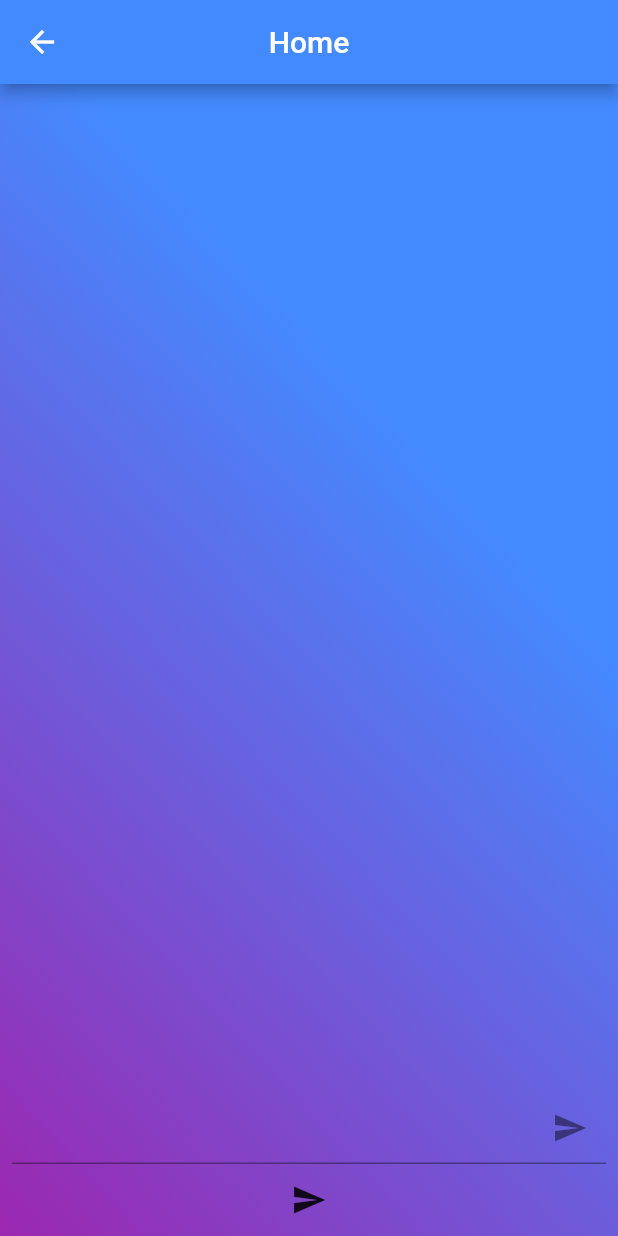
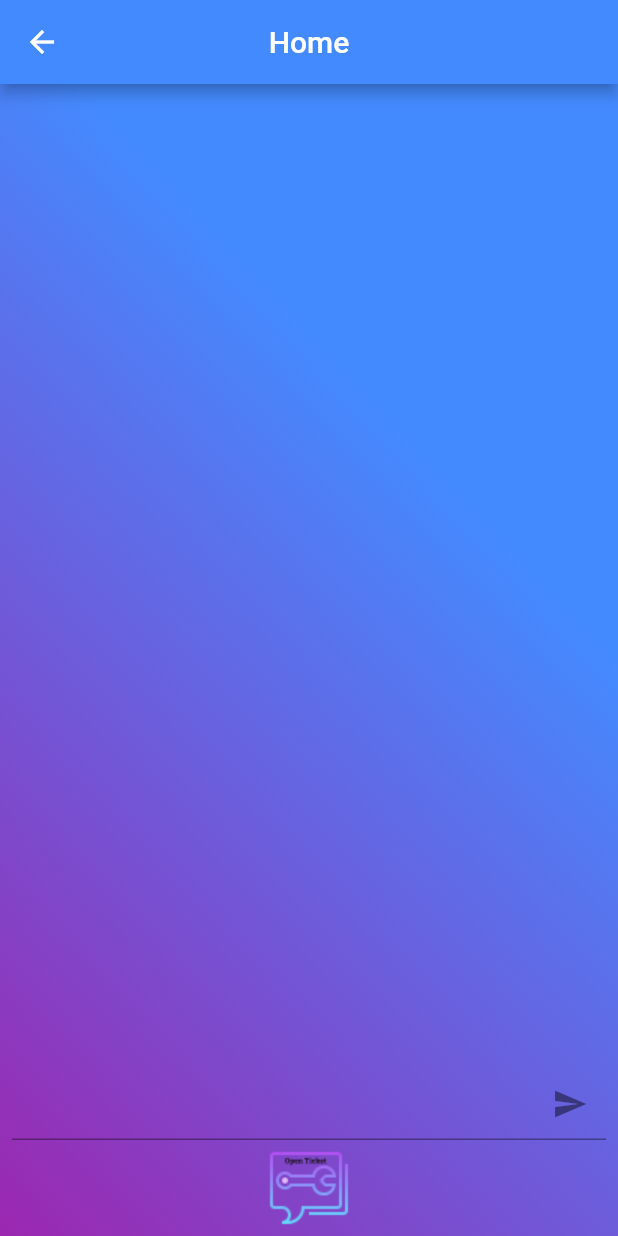
Before and after one commit to cayubweeums/Ticket-Manager, a Flutter app: the screen it shows after launch, after a tap on "LOGIN", on a phone screen of 412 x 824 dp. Run offline on Flutter 3.47's test engine with Material 2 defaults, Android fonts, the phone set to English and light mode, and no system bars; our stand-ins replace firebase_auth, firebase_core; accounts and stored records are empty; network calls fail.

```diff
--- a/ticket_manager/lib/Pages/home_page.dart
+++ b/ticket_manager/lib/Pages/home_page.dart
@@ -3,6 +3,7 @@ import 'package:flutter/material.dart';
 import 'package:ticket_manager/Objects/ticket.dart';
 import 'package:ticket_manager/Widgets/text_field.dart';
 import 'package:ticket_manager/Widgets/ticket_list.dart';
+
 
 class HomePage extends StatefulWidget {
   final String userName;
@@ -42,11 +43,11 @@ class HomePageState extends State<HomePage> {
               children: <Widget>[
                 Expanded(child: TicketList(this.tickets)),
                 TextFieldWidget(this.newTicket),
-                IconButton(
-                  icon: Icon(Icons.send),
+                FlatButton(
                   onPressed: () {
                     Navigator.of(context).pushNamed("/AddTicketPage");
                   },
+                  child: Image.asset('assets/icon/service.png'),
                   splashColor: Colors.purpleAccent,
                 )
               ],
--- a/ticket_manager/pubspec.yaml
+++ b/ticket_manager/pubspec.yaml
@@ -27,3 +27,6 @@ dev_dependencies:
 
 flutter:
   uses-material-design: true
+  assets:
+    - assets/icon/
+    - assets/images/
```
